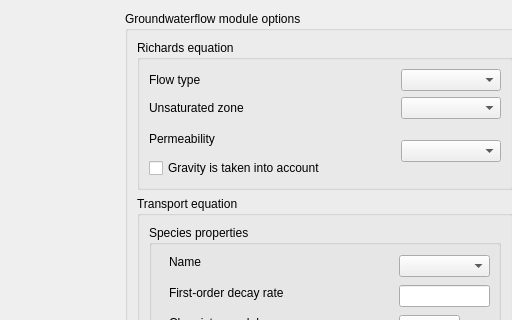
code-saturne/code_saturne, file python/code_saturne/gui/case/GroundwaterForm.ui: the form before one commit; both pictures show x 0 to 512 and y 0 to 320 of the 650 by 800 pixel window.
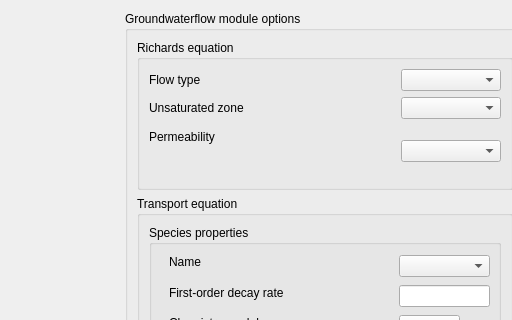
The form after the commit.

Commit message:
[GWF] Merge legacy GWF gravity variables with that of standard model.
This also requires reading Gravity (and Coriolis) values earlier from the GUI
(before cs_user_physical_model is called), to determine whether the
"pressure_head" field is generated.

This removes a few variables from the legacy (Fortran) groundwater flow
module, and ensures setings with the GUI will be usable for the current
(CDO) model.

```diff
--- a/python/code_saturne/gui/case/GroundwaterForm.ui
+++ b/python/code_saturne/gui/case/GroundwaterForm.ui
@@ -140,16 +140,6 @@
            </property>
           </widget>
          </item>
-         <item row="3" column="0">
-          <widget class="QCheckBox" name="checkBoxGravity">
-           <property name="toolTip">
-            <string>&lt;html&gt;&lt;head/&gt;&lt;body&gt;&lt;p&gt;&lt;span style=&quot; font-size:9pt;&quot;&gt;Set gravity (used to compute hydraulic head from pressure head).&lt;/span&gt;&lt;/p&gt;&lt;/body&gt;&lt;/html&gt;</string>
-           </property>
-           <property name="text">
-            <string>Gravity is taken into account</string>
-           </property>
-          </widget>
-         </item>
          <item row="2" column="1" rowspan="2">
           <widget class="QComboBox" name="comboBoxPermeability">
            <property name="enabled">
```
The commit also changes 24 other files.
